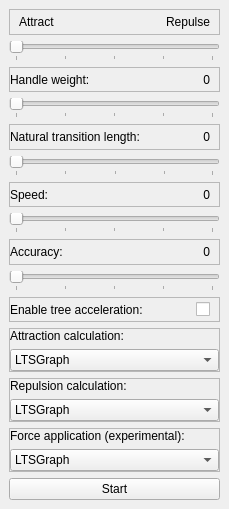
First picture: the form in tools/release/ltsgraph/springlayout.ui, repository mCRL2org/mCRL2, before the edit.
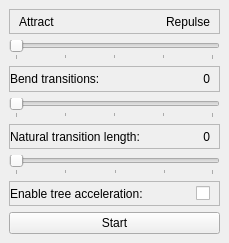
Second picture: the form after the edit.

The edit to the form file:
```diff
--- a/tools/release/ltsgraph/springlayout.ui
+++ b/tools/release/ltsgraph/springlayout.ui
@@ -7,7 +7,7 @@
     <x>0</x>
     <y>0</y>
     <width>229</width>
-    <height>509</height>
+    <height>243</height>
    </rect>
   </property>
   <property name="sizePolicy">
@@ -112,7 +112,7 @@
        <item>
         <widget class="QLabel" name="lblHandleWeight">
          <property name="text">
-          <string>Handle weight:</string>
+          <string>Bend transitions:</string>
          </property>
         </widget>
        </item>
@@ -202,117 +202,6 @@
       </property>
      </widget>
     </item>
-    <item>
-     <widget class="QFrame" name="frame_5">
-      <property name="frameShape">
-       <enum>QFrame::StyledPanel</enum>
-      </property>
-      <property name="frameShadow">
-       <enum>QFrame::Raised</enum>
-      </property>
-      <layout class="QHBoxLayout" name="horizontalLayout_5">
-       <property name="leftMargin">
-        <number>0</number>
-       </property>
-       <property name="topMargin">
-        <number>1</number>
-       </property>
-       <property name="rightMargin">
-        <number>9</number>
-       </property>
-       <property name="bottomMargin">
-        <number>1</number>
-       </property>
-       <item>
-        <widget class="QLabel" name="lblSpeed">
-         <property name="text">
-          <string>Speed:</string>
-         </property>
-        </widget>
-       </item>
-       <item>
-        <widget class="QLabel" name="dispSpeed">
-         <property name="text">
-          <string>0</string>
-         </property>
-         <property name="alignment">
-          <set>Qt::AlignRight|Qt::AlignTrailing|Qt::AlignVCenter</set>
-         </property>
-        </widget>
-       </item>
-      </layout>
-     </widget>
-    </item>
-    <item>
-     <widget class="QSlider" name="sldSpeed">
-      <property name="maximum">
-       <number>100</number>
-      </property>
-      <property name="orientation">
-       <enum>Qt::Horizontal</enum>
-      </property>
-      <property name="tickPosition">
-       <enum>QSlider::TicksBelow</enum>
-      </property>
-      <property name="tickInterval">
-       <number>25</number>
-      </property>
-     </widget>
-    </item>
-    <item>
-     <widget class="QFrame" name="frame_6">
-      <property name="frameShape">
-       <enum>QFrame::StyledPanel</enum>
-      </property>
-      <property name="frameShadow">
-       <enum>QFrame::Raised</enum>
-      </property>
-      <layout class="QHBoxLayout" name="horizontalLayout_6">
-       <property name="leftMargin">
-        <number>0</number>
-       </property>
-       <property name="topMargin">
-        <number>1</number>
-       </property>
-       <property name="bottomMargin">
-        <number>1</number>
-       </property>
-       <item>
-        <widget class="QLabel" name="lblAccuracy">
-         <property name="text">
-          <string>Accuracy:</string>
-         </property>
-        </widget>
-       </item>
-       <item>
-        <widget class="QLabel" name="dispAccuracy">
-         <property name="text">
-          <string>0</string>
-         </property>
-         <property name="alignment">
-          <set>Qt::AlignRight|Qt::AlignTrailing|Qt::AlignVCenter</set>
-         </property>
-        </widget>
-       </item>
-      </layout>
-     </widget>
-    </item>
-    <item>
-     <widget class="QSlider" name="sldAccuracy">
-      <property name="maximum">
-       <number>100</number>
-      </property>
-      <property name="orientation">
-       <enum>Qt::Horizontal</enum>
-      </property>
-      <property name="tickPosition">
-       <enum>QSlider::TicksBelow</enum>
-      </property>
-      <property name="tickInterval">
-       <number>25</number>
-      </property>
-     </widget>
-    </item>
     <item>
      <widget class="QFrame" name="frame_7">
       <property name="frameShape">
@@ -354,205 +243,6 @@
       </layout>
      </widget>
     </item>
-    <item>
-     <widget class="QFrame" name="frame_9">
-      <property name="sizePolicy">
-       <sizepolicy hsizetype="MinimumExpanding" vsizetype="Preferred">
-        <horstretch>0</horstretch>
-        <verstretch>0</verstretch>
-       </sizepolicy>
-      </property>
-      <property name="frameShape">
-       <enum>QFrame::StyledPanel</enum>
-      </property>
-      <property name="frameShadow">
-       <enum>QFrame::Raised</enum>
-      </property>
-      <layout class="QVBoxLayout" name="verticalLayout_2">
-       <property name="leftMargin">
-        <number>0</number>
-       </property>
-       <property name="topMargin">
-        <number>0</number>
-       </property>
-       <property name="rightMargin">
-        <number>0</number>
-       </property>
-       <property name="bottomMargin">
-        <number>0</number>
-       </property>
-       <item>
-        <widget class="QLabel" name="lblAttractionCalculation">
-         <property name="text">
-          <string>Attraction calculation:</string>
-         </property>
-        </widget>
-       </item>
-       <item>
-        <widget class="QComboBox" name="cmbAttractionCalculation">
-         <property name="sizePolicy">
-          <sizepolicy hsizetype="Expanding" vsizetype="Fixed">
-           <horstretch>0</horstretch>
-           <verstretch>0</verstretch>
-          </sizepolicy>
-         </property>
-         <property name="currentIndex">
-          <number>0</number>
-         </property>
-         <item>
-          <property name="text">
-           <string>LTSGraph</string>
-          </property>
-         </item>
-         <item>
-          <property name="text">
-           <string>EXP: Linear springs</string>
-          </property>
-         </item>
-         <item>
-          <property name="text">
-           <string>EXP: Electrical springs</string>
-          </property>
-         </item>
-         <item>
-          <property name="text">
-           <string>EXP: Simple spring</string>
-          </property>
-         </item>
-        </widget>
-       </item>
-      </layout>
-     </widget>
-    </item>
-    <item>
-     <widget class="QFrame" name="frame_8">
-      <property name="sizePolicy">
-       <sizepolicy hsizetype="Ignored" vsizetype="Preferred">
-        <horstretch>0</horstretch>
-        <verstretch>0</verstretch>
-       </sizepolicy>
-      </property>
-      <property name="frameShape">
-       <enum>QFrame::StyledPanel</enum>
-      </property>
-      <property name="frameShadow">
-       <enum>QFrame::Raised</enum>
-      </property>
-      <layout class="QVBoxLayout" name="verticalLayout_3">
-       <property name="leftMargin">
-        <number>0</number>
-       </property>
-       <property name="topMargin">
-        <number>0</number>
-       </property>
-       <property name="rightMargin">
-        <number>0</number>
-       </property>
-       <property name="bottomMargin">
-        <number>0</number>
-       </property>
-       <item>
-        <widget class="QLabel" name="lblRepulsionCalculation">
-         <property name="text">
-          <string>Repulsion calculation:</string>
-         </property>
-        </widget>
-       </item>
-       <item>
-        <widget class="QComboBox" name="cmbRepulsionCalculation">
-         <property name="sizePolicy">
-          <sizepolicy hsizetype="Expanding" vsizetype="Fixed">
-           <horstretch>0</horstretch>
-           <verstretch>0</verstretch>
-          </sizepolicy>
-         </property>
-         <item>
-          <property name="text">
-           <string>LTSGraph</string>
-          </property>
-         </item>
-         <item>
-          <property name="text">
-           <string>EXP: Electrical springs</string>
-          </property>
-         </item>
-         <item>
-          <property name="text">
-           <string>None</string>
-          </property>
-         </item>
-        </widget>
-       </item>
-      </layout>
-     </widget>
-    </item>
-    <item>
-     <widget class="QFrame" name="frame_10">
-      <property name="sizePolicy">
-       <sizepolicy hsizetype="Ignored" vsizetype="Preferred">
-        <horstretch>0</horstretch>
-        <verstretch>0</verstretch>
-       </sizepolicy>
-      </property>
-      <property name="frameShape">
-       <enum>QFrame::StyledPanel</enum>
-      </property>
-      <property name="frameShadow">
-       <enum>QFrame::Raised</enum>
-      </property>
-      <layout class="QVBoxLayout" name="verticalLayout_4">
-       <property name="leftMargin">
-        <number>0</number>
-       </property>
-       <property name="topMargin">
-        <number>0</number>
-       </property>
-       <property name="rightMargin">
-        <number>0</number>
-       </property>
-       <property name="bottomMargin">
-        <number>0</number>
-       </property>
-       <item>
-        <widget class="QLabel" name="lblForceApplication">
-         <property name="text">
-          <string>Force application (experimental):</string>
-         </property>
-        </widget>
-       </item>
-       <item>
-        <widget class="QComboBox" name="cmbForceApplication">
-         <property name="sizePolicy">
-          <sizepolicy hsizetype="Expanding" vsizetype="Fixed">
-           <horstretch>0</horstretch>
-           <verstretch>0</verstretch>
-          </sizepolicy>
-         </property>
-         <item>
-          <property name="text">
-           <string>LTSGraph</string>
-          </property>
-         </item>
-         <item>
-          <property name="text">
-           <string>EXP: Force directed</string>
-          </property>
-         </item>
-         <item>
-          <property name="text">
-           <string>EXP: Directed + anneal</string>
-          </property>
-         </item>
-         <item>
-          <property name="text">
-           <string>EXP: Force cumulative</string>
-          </property>
-         </item>
-        </widget>
-       </item>
-      </layout>
-     </widget>
-    </item>
     <item>
      <widget class="QPushButton" name="btnStartStop">
       <property name="text">
```
Left out of the diff: 96 changed lines with no effect on the pictures.
